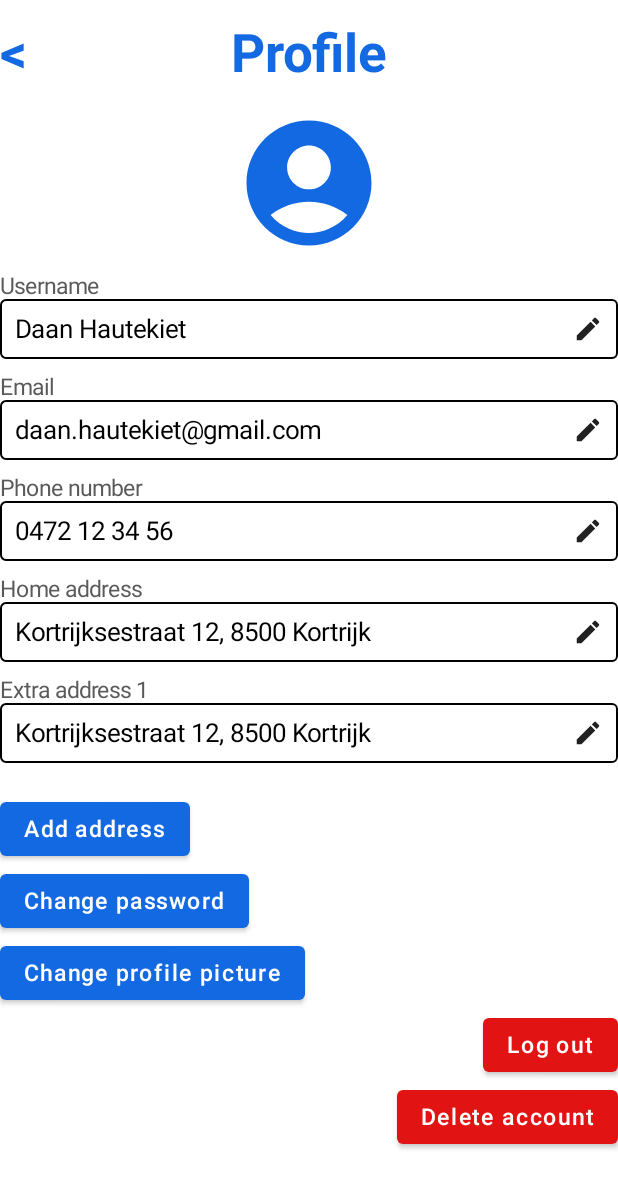
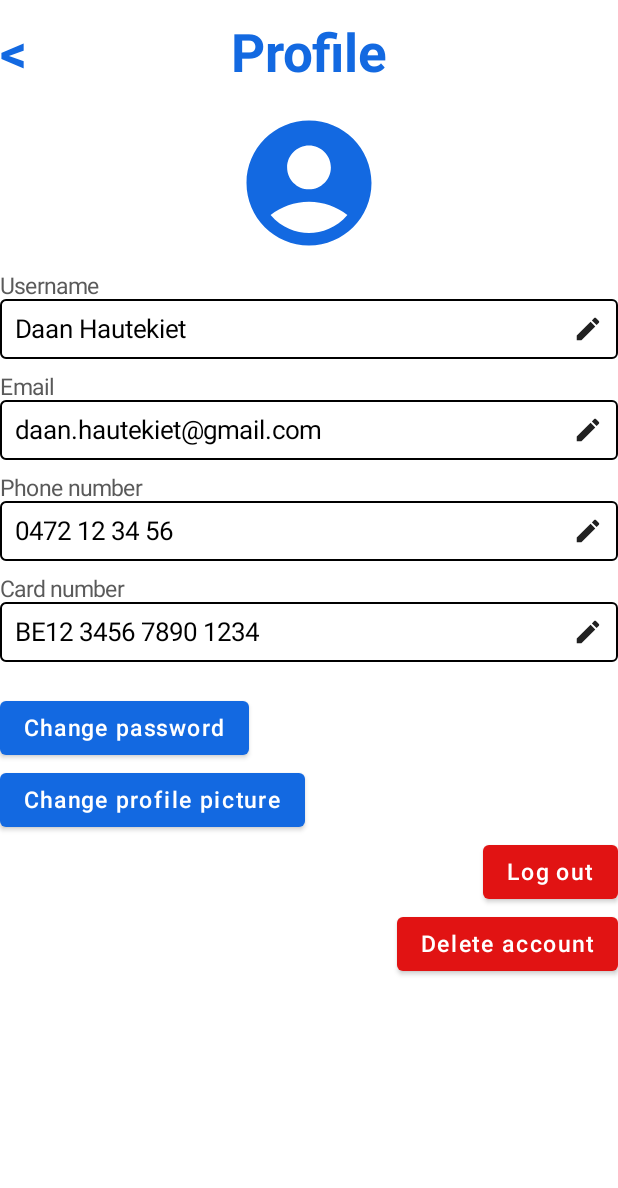
Before and after one commit to JarneLosschaert/DeliverMe-driver, an Android app built with Jetpack Compose: the composable ProfileScreen shown on its own in the app's theme, on a phone screen of 412 x 824 dp. Shown: the top 1188 px of the screen. Run offline under Robolectric (Android 15) with nearby library versions, the phone set to English and light mode, and no system bars.

Commit message:
setting screens done

```diff
--- a/app/src/main/java/be/howest/jarnelosschaert/delivermedriver/ui/DeliverMeApp.kt
+++ b/app/src/main/java/be/howest/jarnelosschaert/delivermedriver/ui/DeliverMeApp.kt
@@ -92,7 +92,6 @@ private fun AuthScreenNavigationConfigurations(
         composable(OtherScreens.Profile.route) {
             ProfileScreen(modifier = modifier,
                 onGoBack = { controller.goBack() },
-                navigateAddress = {  },
                 logout = { authController.logout() },
                 deleteAccount = { authController.deleteAccount() }
             )
--- a/app/src/main/java/be/howest/jarnelosschaert/delivermedriver/ui/screens/SettingsScreen.kt
+++ b/app/src/main/java/be/howest/jarnelosschaert/delivermedriver/ui/screens/SettingsScreen.kt
@@ -49,7 +49,7 @@ sealed class SettingsPopup(override val setting: String, override val icon: Imag
     object Info : SettingsPopup("Info", Icons.Default.Info, { onDismiss ->
         GeneralPopup(
             title = "Info",
-            content = "Package delivery app",
+            content = "Package delivery app for the driver",
             confirmButton = "Ok",
             onDismiss = { onDismiss() },
         )
--- a/app/src/main/java/be/howest/jarnelosschaert/delivermedriver/ui/screens/settingScreens/ProfileScreen.kt
+++ b/app/src/main/java/be/howest/jarnelosschaert/delivermedriver/ui/screens/settingScreens/ProfileScreen.kt
@@ -34,7 +34,6 @@ data class PopupContent(
 fun ProfileScreen(
     modifier: Modifier = Modifier,
     onGoBack: () -> Unit,
-    navigateAddress: () -> Unit,
     logout: () -> Unit,
     deleteAccount: () -> Unit
 ) {
@@ -70,14 +69,11 @@ fun ProfileScreen(
                     ProfilePicture()
                     Profile(
                         onTextEdit = { textPopupContent = it; isTextPopupVisible = true },
-                        onChoiceEdit = { choicePopupContent = it; isChoicePopupVisible = true },
                         onDismiss = { isTextPopupVisible = false; isChoicePopupVisible = false },
-                        navigateAddress = navigateAddress,
                     )
                     ProfileButtons(
                         logout = logout,
                         deleteAccount = deleteAccount,
-                        navigateAddress = navigateAddress,
                         onEdit = { choicePopupContent = it; isChoicePopupVisible = true },
                         onDismiss = { isChoicePopupVisible = false }
                     )
@@ -94,13 +90,11 @@ fun ProfileButtons(
     deleteAccount: () -> Unit,
     onEdit: (PopupContent) -> Unit,
     onDismiss: () -> Unit,
-    navigateAddress: () -> Unit
 ) {
     Column(
         modifier = Modifier.fillMaxWidth()
     ) {
         Spacer(modifier = Modifier.height(10.dp))
-        SmallButton(text = "Add address", onClick = navigateAddress)
         SmallButton(text = "Change password", onClick = {})
         SmallButton(text = "Change profile picture", onClick = {})
         SmallButton(
@@ -143,9 +137,7 @@ fun ProfileButtons(
 @Composable
 fun Profile(
     onTextEdit: (PopupContent) -> Unit,
-    onChoiceEdit: (PopupContent) -> Unit,
     onDismiss: () -> Unit,
-    navigateAddress: () -> Unit
 ) {
     EditableContentLabel(label = "Username",
         text = "Daan Hautekiet",
@@ -177,25 +169,15 @@ fun Profile(
             onDismiss = { onDismiss() },
             onConfirm = {}
         ))
-    EditableContentLabel(label = "Home address",
-        text = "Kortrijksestraat 12, 8500 Kortrijk",
-        onEdit = onChoiceEdit,
+    EditableContentLabel(label = "Card number",
+        text = "BE12 3456 7890 1234",
+        onEdit = onTextEdit,
         popupContent = PopupContent(
-            title = "Change home address",
-            content = "Are you sure you want to change your home address?",
-            toastText = "Changing home address",
+            title = "Change card number",
+            label = "New card number",
+            toastText = "Card number changed",
             onDismiss = { onDismiss() },
-            onConfirm = { navigateAddress() }
-        ))
-    EditableContentLabel(label = "Extra address 1",
-        text = "Kortrijksestraat 12, 8500 Kortrijk",
-        onEdit = onChoiceEdit,
-        popupContent = PopupContent(
-            title = "Change work address",
-            content = "Are you sure you want to change your work address?",
-            toastText = "Changing work address",
-            onDismiss = { onDismiss() },
-            onConfirm = { navigateAddress() }
+            onConfirm = {}
         ))
 }
 
```
